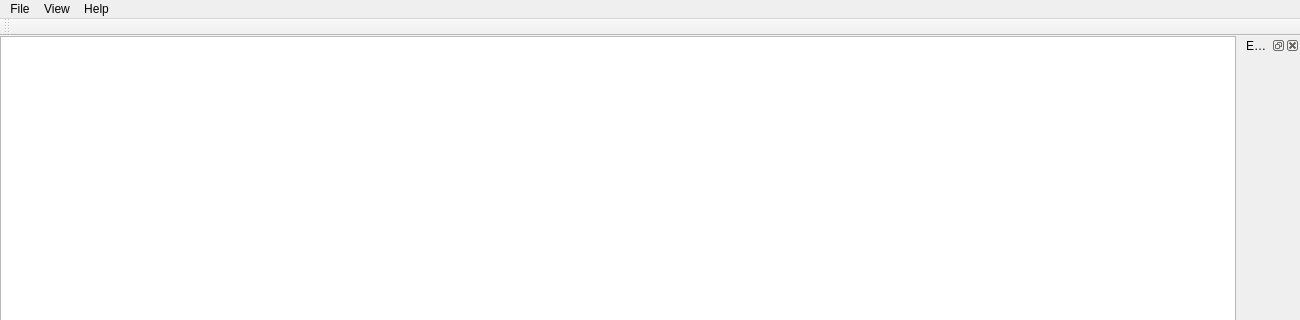
Old version of the form src/mainWindow.ui in the repository christophe-calmejane/Hive; both pictures show x 0 to 1300 and y 0 to 320 of the 1300 by 800 pixel window.
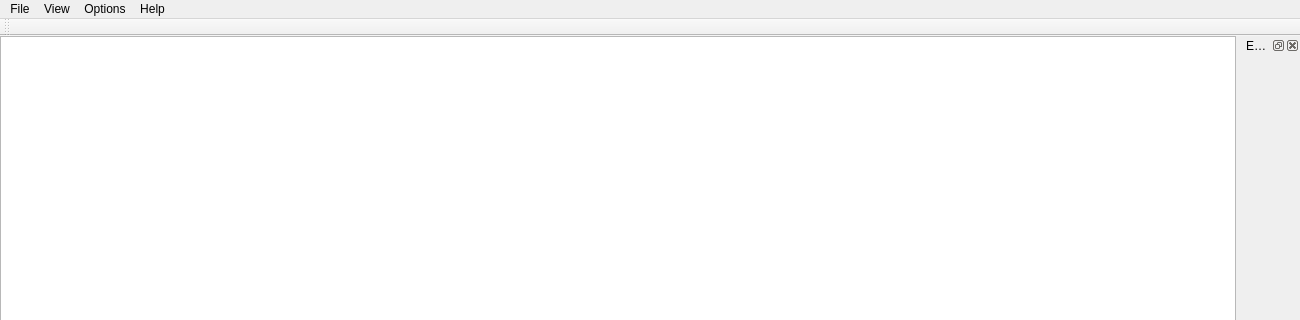
New version of the form. Custom widgets are drawn as their Qt base class.

What changed in the file:
```diff
--- a/src/mainWindow.ui
+++ b/src/mainWindow.ui
@@ -70,8 +70,15 @@
     </property>
     <addaction name="actionAbout"/>
    </widget>
+   <widget class="QMenu" name="menuOptions">
+    <property name="title">
+     <string>Options</string>
+    </property>
+    <addaction name="actionSettings"/>
+   </widget>
    <addaction name="menuFile"/>
    <addaction name="menuView"/>
+   <addaction name="menuOptions"/>
    <addaction name="menuHelp"/>
   </widget>
   <widget class="QStatusBar" name="statusbar"/>
```
Left out of the diff: 8 changed lines with no effect on the pictures.
